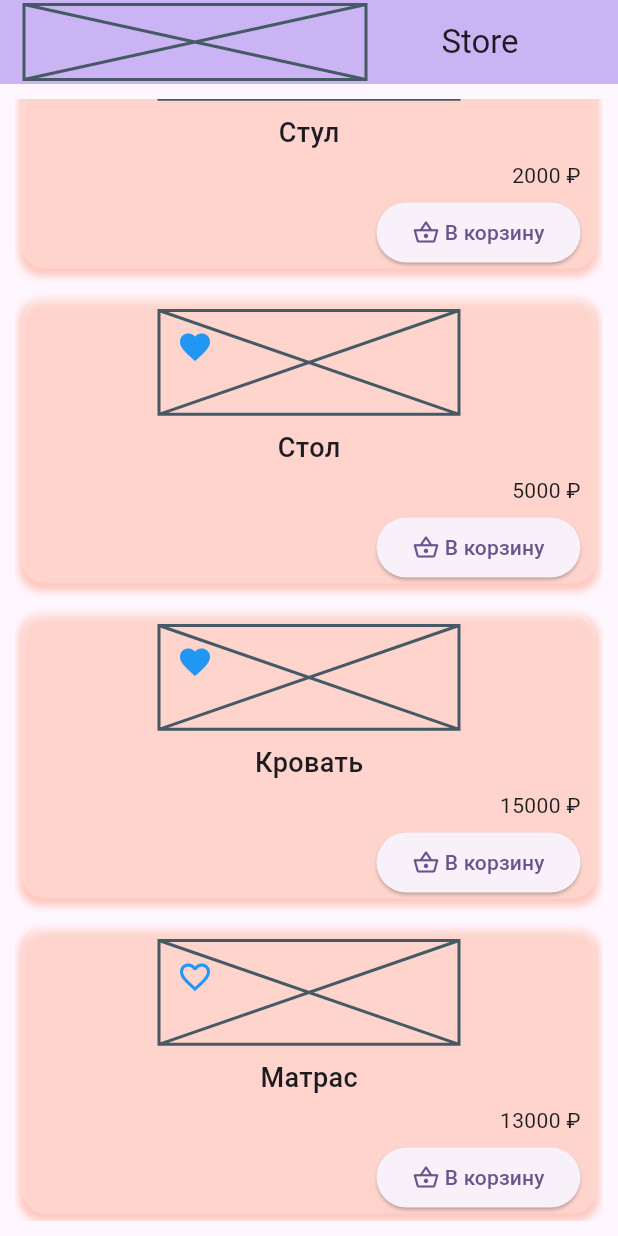
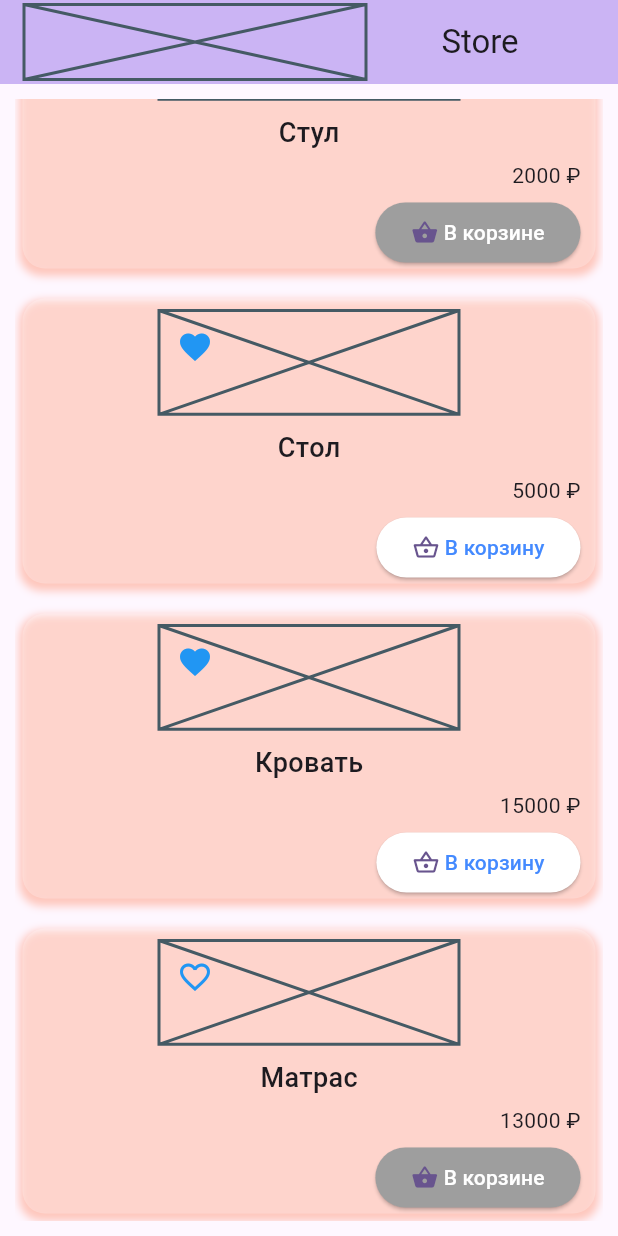
Before and after one commit to zsefvcx/state_management, a Flutter app: the screen it shows after launch, scrolled down 292 dp, after a tap on the "favorite outline" icon, on a phone screen of 412 x 824 dp. Run offline on Flutter 3.47's test engine with Material 2 defaults, Android fonts, the phone set to English and light mode, and no system bars; our stand-ins replace equatable, get_it, internet_connection_checker.

Commit message:
lesson13 furniture_store 29%

```diff
--- a/furniture_store/lib/data/datasources/local/feature_favorites_data_source_imp.dart
+++ b/furniture_store/lib/data/datasources/local/feature_favorites_data_source_imp.dart
@@ -11,9 +11,10 @@ class FeatureFavoritesDataSourceImp extends FeatureFavoritesDataSource{
 
   @override
   Future<void> add(int id) async {
-    if(favoritesModel[id] == null) {
-      favoritesModel[id] = FavoritesModel(id: id);
-    }
+    favoritesModel.putIfAbsent(id, () => FavoritesModel(id: id));
+    // if(favoritesModel[id] == null) {
+    //   favoritesModel[id] = FavoritesModel(id: id);
+    // }
   }
 
   @override
--- /dev/null
+++ b/furniture_store/lib/data/datasources/local/feature_shopping_basket_source_impl.dart
@@ -0,0 +1,35 @@
+
+import 'package:furniture_store/data/datasources/local/feature_shopping_basket_source.dart';
+import 'package:furniture_store/data/models/shopping_basket_model.dart';
+
+class FeatureShoppingBasketDataSourceImp extends FeatureShoppingBasketDataSource{
+
+  Map<int, ShoppingBasketModel> shoppingBasketModel = {
+    1:ShoppingBasketModel(id: 1),
+    4:ShoppingBasketModel(id: 4),
+  };
+
+  @override
+  Future<void> add(int id) async {
+    shoppingBasketModel.putIfAbsent(id, () => ShoppingBasketModel(id: id));
+    // if(shoppingBasketModel[id] == null) {
+    //   shoppingBasketModel[id] = ShoppingBasketModel(id: id);
+    // }
+  }
+
+  @override
+  Future<Set<ShoppingBasketModel>> bas() async {
+    return shoppingBasketModel.values.toSet();
+  }
+
+  @override
+  Future<void> rem(int id) async {
+    shoppingBasketModel.remove(id);
+  }
+
+  @override
+  bool status(int id) {//Мы берем из оперативки, а в остальных случаях должны сохранять на диск.
+    return shoppingBasketModel[id]==null?false:true;
+  }
+
+}
--- a/furniture_store/lib/data/datasources/local/local.dart
+++ b/furniture_store/lib/data/datasources/local/local.dart
@@ -2,3 +2,5 @@ export 'feature_favorites_data_source.dart';
 export 'feature_favorites_data_source_imp.dart';
 export 'feature_local_data_source.dart';
 export 'feature_local_data_source_impl.dart';
+export 'feature_shopping_basket_source.dart';
+export 'feature_shopping_basket_source_impl.dart';
--- a/furniture_store/lib/data/repositories/repositories.dart
+++ b/furniture_store/lib/data/repositories/repositories.dart
@@ -1,2 +1,3 @@
 export 'favorites_repository_impl.dart';
 export 'feature_repository_impl.dart';
+export 'shopping_basket_repository_impl.dart';
--- /dev/null
+++ b/furniture_store/lib/data/repositories/shopping_basket_repository_impl.dart
@@ -0,0 +1,34 @@
+
+
+import 'package:furniture_store/data/datasources/local/feature_shopping_basket_source.dart';
+import 'package:furniture_store/domain/entities/entities.dart';
+import 'package:furniture_store/domain/repositories/repositories.dart';
+
+class ShoppingBasketRepositoryImpl extends ShoppingBasketRepository {
+
+  final FeatureShoppingBasketDataSource featureShoppingBasketDataSource;
+
+  ShoppingBasketRepositoryImpl({required this.featureShoppingBasketDataSource});
+
+  @override
+  Future<void> add(int id) async {
+    await featureShoppingBasketDataSource.add(id);
+  }
+
+  @override
+  Future<Set<ShoppingBasketEntity>> bas() async {
+    return await featureShoppingBasketDataSource.bas();
+  }
+
+  @override
+  Future<void> rem(int id) async {
+    await featureShoppingBasketDataSource.rem(id);
+  }
+
+  @override
+  bool status(int id) {
+    return featureShoppingBasketDataSource.status(id);
+  }
+
+
+}
--- a/furniture_store/lib/data/service_provider.dart
+++ b/furniture_store/lib/data/service_provider.dart
@@ -10,11 +10,11 @@ import 'package:internet_connection_checker/internet_connection_checker.dart';
 class ServiceProvider{
   static final _getIt = GetIt.I;
 
-  final FeatureRemoteDataSource featureRemoteDataSource = FeatureRemoteDataSourceImpl();
-  final FeatureLocalDataSource featureLocalDataSource = FeatureLocalDataSourceImpl();
-  final FeatureFavoritesDataSource featureFavoritesDataSource = FeatureFavoritesDataSourceImp();
+  final FeatureRemoteDataSource featureRemoteData = FeatureRemoteDataSourceImpl();
+  final FeatureLocalDataSource featureLocalData = FeatureLocalDataSourceImpl();
+  final FeatureFavoritesDataSource featureFavoritesData = FeatureFavoritesDataSourceImp();
+  final FeatureShoppingBasketDataSource featureShoppingBasketData = FeatureShoppingBasketDataSourceImp();
   final NetworkInfo networkInfo = NetworkInfoImp(internetConnectionChecker: InternetConnectionChecker());
-
 
 
   T get<T extends Object>() => _getIt.get<T>();
@@ -24,12 +24,15 @@ class ServiceProvider{
   void initialize(){
     _getIt.registerLazySingleton<FeatureRepository>(
           () => FeatureRepositoryImpl(networkInfo: networkInfo,
-            featureLocalDataSource: featureLocalDataSource,
-            featureRemoteDataSource: featureRemoteDataSource,
+            featureLocalDataSource: featureLocalData,
+            featureRemoteDataSource: featureRemoteData,
           ),
     );
     _getIt.registerLazySingleton<FavoritesRepository>(
-          () => FavoritesRepositoryImpl(featureFavoritesDataSource: featureFavoritesDataSource),
+          () => FavoritesRepositoryImpl(featureFavoritesDataSource: featureFavoritesData),
+    );
+    _getIt.registerLazySingleton<ShoppingBasketRepository>(
+          () => ShoppingBasketRepositoryImpl(featureShoppingBasketDataSource: featureShoppingBasketData),
     );
   }
 }
--- a/furniture_store/lib/domain/bloc/bloc_factory.dart
+++ b/furniture_store/lib/domain/bloc/bloc_factory.dart
@@ -1,6 +1,7 @@
 import 'package:furniture_store/data/service_provider.dart';
 import 'package:furniture_store/domain/bloc/favorites_bloc.dart';
 import 'package:furniture_store/domain/bloc/main_bloc.dart';
+import 'package:furniture_store/domain/bloc/shopping_basket_bloc.dart';
 import 'package:furniture_store/domain/repositories/repositories.dart';
 import 'package:get_it/get_it.dart';
 
@@ -13,14 +14,22 @@ class BlocFactory {
 
   void initialize(){
     ServiceProvider.instance.initialize();
+
     _getIt.registerLazySingleton<MainBloc>(
           () => MainBloc(
         featureRepository:  ServiceProvider.instance.get<FeatureRepository>(),
       ),
     );
+
     _getIt.registerLazySingleton<FavoritesBloc>(
           () => FavoritesBloc(
         favoritesRepository: ServiceProvider.instance.get<FavoritesRepository>(),
+      ),
+    );
+
+    _getIt.registerLazySingleton<ShoppingBasketBloc>(
+          () => ShoppingBasketBloc(
+        shoppingBasketRepository: ServiceProvider.instance.get<ShoppingBasketRepository>(),
       ),
     );
   }
--- /dev/null
+++ b/furniture_store/lib/domain/bloc/shopping_basket_bloc.dart
@@ -0,0 +1,38 @@
+
+
+import 'package:flutter/material.dart';
+import 'package:furniture_store/domain/entities/entities.dart';
+import 'package:furniture_store/domain/repositories/repositories.dart';
+
+
+class ShoppingBasketBloc  with ChangeNotifier{
+
+  final ShoppingBasketRepository _shoppingBasketRepository;
+
+  Set<ShoppingBasketEntity> favoritesModel = {};
+
+  ShoppingBasketBloc({
+    required ShoppingBasketRepository shoppingBasketRepository,
+  }) : _shoppingBasketRepository= shoppingBasketRepository{
+    bas();
+  }
+
+  Future<void> bas() async {
+    favoritesModel = await _shoppingBasketRepository.bas();
+    notifyListeners();
+  }
+
+  bool statusBas(int id) => _shoppingBasketRepository.status(id);
+
+  Future<void> addBas(int id) async {
+    await _shoppingBasketRepository.add(id);
+    notifyListeners();
+  }
+
+  Future<void> remBas(int id) async {
+    await _shoppingBasketRepository.rem(id);
+    notifyListeners();
+  }
+
+
+}
--- a/furniture_store/lib/domain/repositories/repositories.dart
+++ b/furniture_store/lib/domain/repositories/repositories.dart
@@ -1,2 +1,3 @@
 export 'favorites_repository.dart';
 export 'feature_repository.dart';
+export 'shopping_basket_repository.dart';
--- a/furniture_store/lib/domain/repositories/shopping_basket_repository.dart
+++ b/furniture_store/lib/domain/repositories/shopping_basket_repository.dart
@@ -1,6 +1,6 @@
 import 'package:furniture_store/domain/entities/entities.dart';
 
-abstract class FavoritesRepository {
+abstract class ShoppingBasketRepository {
 
   Future<void> add(int id);
 
@@ -8,6 +8,6 @@ abstract class FavoritesRepository {
 
   bool status(int id);
 
-  Future<Set<FavoritesEntity>> fav();
+  Future<Set<ShoppingBasketEntity>> bas();
 
 }
--- a/furniture_store/lib/presentation/store_app.dart
+++ b/furniture_store/lib/presentation/store_app.dart
@@ -1,6 +1,7 @@
 
 import 'package:flutter/material.dart';
 import 'package:furniture_store/domain/bloc/bloc.dart';
+import 'package:furniture_store/domain/bloc/shopping_basket_bloc.dart';
 import 'package:furniture_store/presentation/pages/store_home_page.dart';
 import 'package:provider/provider.dart';
 
@@ -16,18 +17,14 @@ class StoreApp extends StatefulWidget {
 class _StoreAppState extends State<StoreApp> {
   late final MainBloc _mainBloc;
   late final FavoritesBloc _favoritesBloc;
+  late final ShoppingBasketBloc _shoppingBasketBloc;
   @override
   void initState() {
     super.initState();
     _mainBloc = BlocFactory.instance.get<MainBloc>();
     _favoritesBloc = BlocFactory.instance.get<FavoritesBloc>();
+    _shoppingBasketBloc = BlocFactory.instance.get<ShoppingBasketBloc>();
   }
-
-  // @override
-  // void dispose() {
-  //   super.dispose();
-  //   _mainBloc.dispose();
-  // }
 
   @override
   Widget build(BuildContext context) {
@@ -39,6 +36,9 @@ class _StoreAppState extends State<StoreApp> {
         ChangeNotifierProvider<FavoritesBloc>(
             create: (_) =>
             _favoritesBloc),
+        ChangeNotifierProvider<ShoppingBasketBloc>(
+            create: (_) =>
+            _shoppingBasketBloc),
       ],
       child: MaterialApp(
         title: 'Store Demo',
--- a/furniture_store/lib/presentation/widgets/card_product_widget.dart
+++ b/furniture_store/lib/presentation/widgets/card_product_widget.dart
@@ -1,6 +1,7 @@
 import 'package:flutter/foundation.dart';
 import 'package:flutter/material.dart';
 import 'package:furniture_store/domain/bloc/bloc.dart';
+import 'package:furniture_store/domain/bloc/shopping_basket_bloc.dart';
 import 'package:furniture_store/domain/entities/entities.dart';
 import 'package:provider/provider.dart';
 
@@ -107,18 +108,34 @@ class CardProductWidget extends StatelessWidget {
             FittedBox(
               child: Padding(
                 padding: const EdgeInsets.fromLTRB(10,0,10,0),
-                child: ElevatedButton(onPressed: () => print('В Корзину id:${_productEntity.id}'),
-                    child: const Row(
+                child:  Consumer<ShoppingBasketBloc>(builder: (_, shoppingBasketBloc, __) {
+                  if (kDebugMode) print('Build button shoppingBasket ${_productEntity.id}');
+                  bool status = shoppingBasketBloc.statusBas(_productEntity.id);
+                  return ElevatedButton(
+                    style: ButtonStyle(
+                        backgroundColor: MaterialStateProperty.all(
+                            status?Colors.grey:Colors.white,
+                        ),
+                    ),
+                    onPressed: () async {
+                      status? await shoppingBasketBloc.remBas(_productEntity.id):
+                      await shoppingBasketBloc.addBas(_productEntity.id);
+                    },//print('В Корзину id:${_productEntity.id}');
+                    child: Row(
                       children: [
-                        Icon(Icons.shopping_basket_outlined),
+                        Icon(status?Icons.shopping_basket:Icons.shopping_basket_outlined),
                         Center(
                           child: FittedBox(
-                            child: Text(' В корзину', textDirection: TextDirection.ltr,),
+                            child: Text(
+                              status?' В корзинe':' В корзину', textDirection: TextDirection.ltr,
+                            style: TextStyle(color: status?Colors.white:Colors.blueAccent),
+                            ),
                           ),
                         ),
                       ],
                     ),
-                ),
+                  );
+                }),
               ),
             )
           ],
```
Also changed, not shown: furniture_store/lib/data/datasources/local/feature_shopping_basket_source.dart (added, +16 -0 lines), furniture_store/lib/domain/usecases_not_use_wtf/get_all_products.dart (renamed from furniture_store/lib/domain/usecases/get_all_products.dart), furniture_store/lib/domain/usecases_not_use_wtf/search_product.dart (renamed from furniture_store/lib/domain/usecases/search_product.dart).
